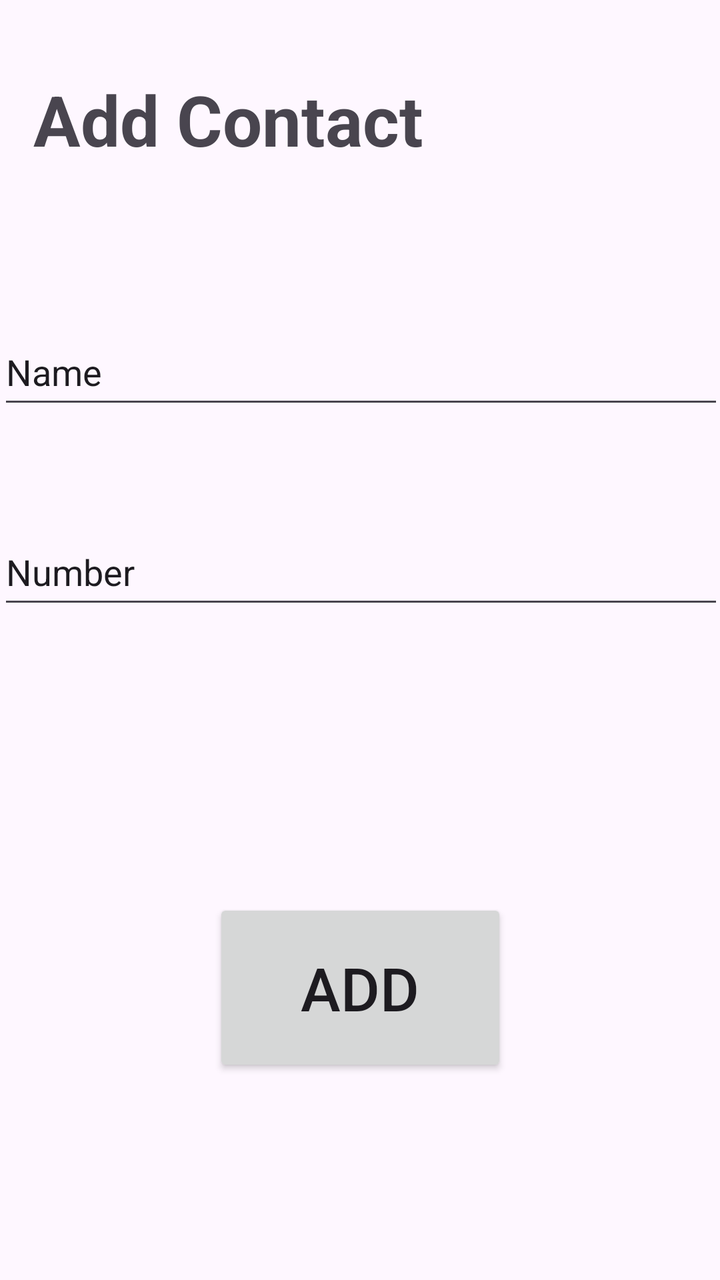
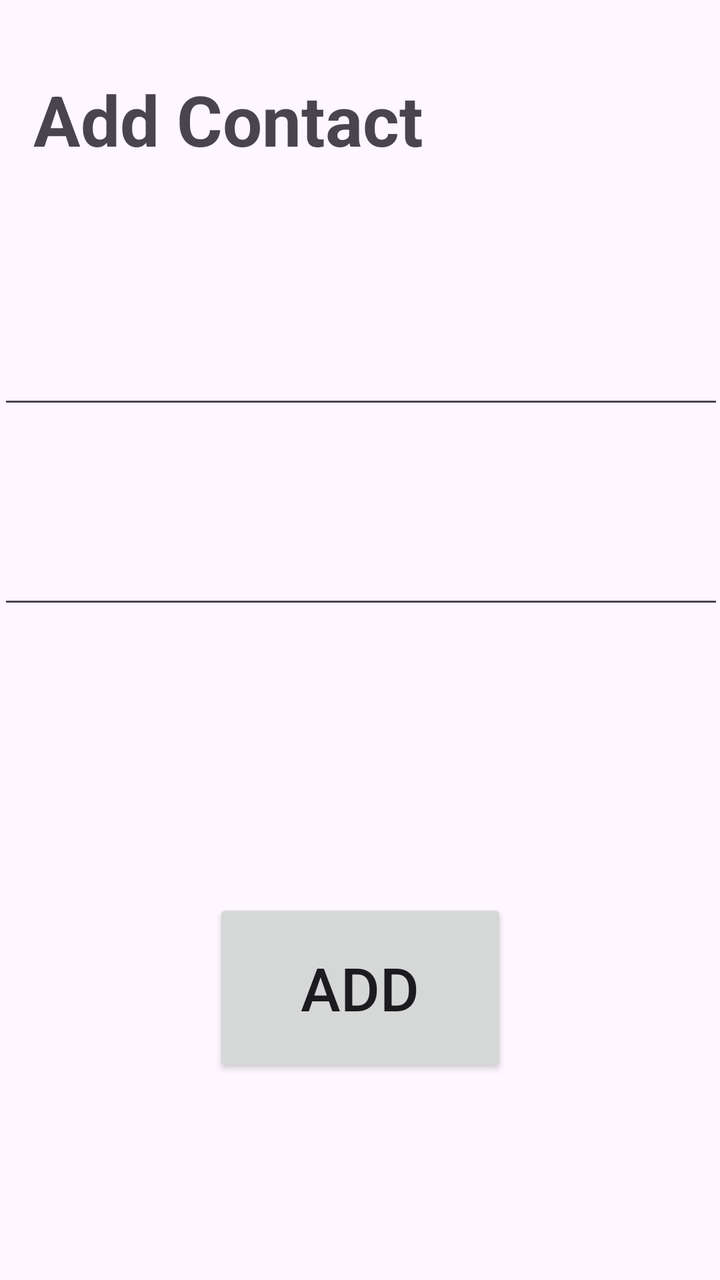

An Android layout rendered at two revisions. The XML below is the earlier revision; the diff shows what the commit changed to produce the second picture.
<!-- AndroidManifest.xml: application theme Theme.ContactBook -->
<!-- res/layout/activity_add_contact.xml -->
<?xml version="1.0" encoding="utf-8"?>
<androidx.constraintlayout.widget.ConstraintLayout xmlns:android="http://schemas.android.com/apk/res/android"
    xmlns:app="http://schemas.android.com/apk/res-auto"
    xmlns:tools="http://schemas.android.com/tools"
    android:id="@+id/main"
    android:layout_width="match_parent"
    android:layout_height="match_parent"
    tools:context=".AddContactActivity">



    <TextView
        android:id="@+id/textView"
        android:layout_width="361dp"
        android:layout_height="45dp"
        android:layout_marginStart="20dp"
        android:text="@string/add_contact"
        android:textSize="35sp"
        android:textStyle="bold"
        app:layout_constraintBottom_toBottomOf="parent"
        app:layout_constraintEnd_toEndOf="parent"
        app:layout_constraintHorizontal_bias="0.166"
        app:layout_constraintStart_toStartOf="parent"
        app:layout_constraintTop_toTopOf="parent"
        app:layout_constraintVertical_bias="0.061" />

    <TextView
        android:id="@+id/nameLabel"
        android:layout_width="wrap_content"
        android:layout_height="wrap_content"
        android:layout_marginStart="23dp"
        android:layout_marginTop="56dp"
        android:layout_marginEnd="351dp"
        android:layout_marginBottom="3dp"
        android:text="Name"
        android:textColor="#FF0000"
        app:layout_constraintBottom_toTopOf="@+id/nameEdit"
        app:layout_constraintEnd_toEndOf="parent"
        app:layout_constraintStart_toStartOf="parent"
        app:layout_constraintTop_toBottomOf="@+id/textView" />

    <EditText
        android:id="@+id/nameEdit"
        android:layout_width="363dp"
        android:layout_height="50dp"
        android:layout_marginStart="24dp"
        android:layout_marginTop="3dp"
        android:layout_marginEnd="24dp"
        android:ems="10"
        android:inputType="text"
        android:text="Name"
        app:layout_constraintEnd_toEndOf="parent"
        app:layout_constraintStart_toStartOf="parent"
        app:layout_constraintTop_toBottomOf="@+id/nameLabel" />


    <TextView
        android:id="@+id/numberLabel"
        android:layout_width="wrap_content"
        android:layout_height="wrap_content"
        android:layout_marginStart="23dp"
        android:layout_marginTop="156dp"
        android:layout_marginEnd="351dp"
        android:layout_marginBottom="4dp"
        android:text="@string/number"
        android:textColor="#FF0000"
        app:layout_constraintBottom_toTopOf="@+id/numberEdit"
        app:layout_constraintEnd_toEndOf="parent"
        app:layout_constraintHorizontal_bias="0.0"
        app:layout_constraintStart_toStartOf="parent"
        app:layout_constraintTop_toBottomOf="@+id/textView" />


    <EditText
        android:id="@+id/numberEdit"
        android:layout_width="363dp"
        android:layout_height="50dp"
        android:layout_marginStart="24dp"
        android:layout_marginTop="3dp"
        android:layout_marginEnd="24dp"
        android:ems="10"
        android:inputType="number|numberSigned"
        android:text="Number"
        app:layout_constraintEnd_toEndOf="parent"
        app:layout_constraintStart_toStartOf="parent"
        app:layout_constraintTop_toBottomOf="@+id/numberLabel" />

    <Button
        android:id="@+id/updateButton"
        android:layout_width="147dp"
        android:layout_height="89dp"
        android:layout_marginStart="160dp"
        android:layout_marginTop="140dp"
        android:layout_marginEnd="160dp"
        android:text="Add"
        android:textSize="30sp"
        app:layout_constraintEnd_toEndOf="parent"
        app:layout_constraintStart_toStartOf="parent"
        app:layout_constraintTop_toBottomOf="@+id/numberEdit" />

</androidx.constraintlayout.widget.ConstraintLayout>
<!-- resources referenced by this layout -->
<resources>
  <string name="add_contact">Add Contact</string>
  <string name="number">Number</string>
  <style name="Theme.ContactBook" parent="Base.Theme.ContactBook" />
  <style name="Base.Theme.ContactBook" parent="Theme.Material3.DayNight.NoActionBar">
          
          
      </style>
</resources>

<!-- the commit's change to res/layout/activity_add_contact.xml (unified diff, before → after) -->
@@ -34,13 +34,13 @@
         android:layout_marginBottom="3dp"
         android:text="Name"
         android:textColor="#FF0000"
-        app:layout_constraintBottom_toTopOf="@+id/nameEdit"
+        app:layout_constraintBottom_toTopOf="@+id/nameAdd"
         app:layout_constraintEnd_toEndOf="parent"
         app:layout_constraintStart_toStartOf="parent"
         app:layout_constraintTop_toBottomOf="@+id/textView" />
 
     <EditText
-        android:id="@+id/nameEdit"
+        android:id="@+id/nameAdd"
         android:layout_width="363dp"
         android:layout_height="50dp"
         android:layout_marginStart="24dp"
@@ -48,7 +48,7 @@
         android:layout_marginEnd="24dp"
         android:ems="10"
         android:inputType="text"
-        android:text="Name"
+        android:text=""
         app:layout_constraintEnd_toEndOf="parent"
         app:layout_constraintStart_toStartOf="parent"
         app:layout_constraintTop_toBottomOf="@+id/nameLabel" />
@@ -64,7 +64,7 @@
         android:layout_marginBottom="4dp"
         android:text="@string/number"
         android:textColor="#FF0000"
-        app:layout_constraintBottom_toTopOf="@+id/numberEdit"
+        app:layout_constraintBottom_toTopOf="@+id/numberAdd"
         app:layout_constraintEnd_toEndOf="parent"
         app:layout_constraintHorizontal_bias="0.0"
         app:layout_constraintStart_toStartOf="parent"
@@ -72,7 +72,7 @@
 
 
     <EditText
-        android:id="@+id/numberEdit"
+        android:id="@+id/numberAdd"
         android:layout_width="363dp"
         android:layout_height="50dp"
         android:layout_marginStart="24dp"
@@ -80,13 +80,13 @@
         android:layout_marginEnd="24dp"
         android:ems="10"
         android:inputType="number|numberSigned"
-        android:text="Number"
+        android:text=""
         app:layout_constraintEnd_toEndOf="parent"
         app:layout_constraintStart_toStartOf="parent"
         app:layout_constraintTop_toBottomOf="@+id/numberLabel" />
 
     <Button
-        android:id="@+id/updateButton"
+        android:id="@+id/addButton"
         android:layout_width="147dp"
         android:layout_height="89dp"
         android:layout_marginStart="160dp"
@@ -96,6 +96,6 @@
         android:textSize="30sp"
         app:layout_constraintEnd_toEndOf="parent"
         app:layout_constraintStart_toStartOf="parent"
-        app:layout_constraintTop_toBottomOf="@+id/numberEdit" />
+        app:layout_constraintTop_toBottomOf="@+id/numberAdd" />
 
 </androidx.constraintlayout.widget.ConstraintLayout>
